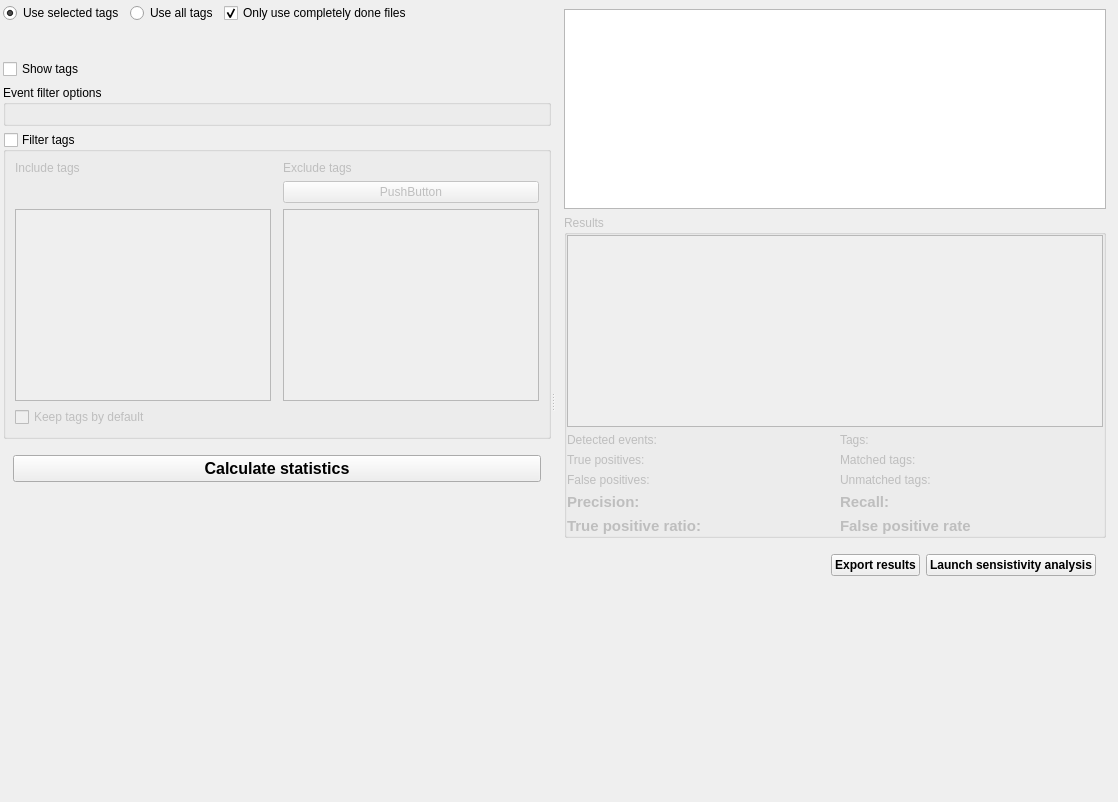
This is src/gui/widgets/analysis/ui/detection_evaluator.ui in Vin985/ecosongs as Qt 5 draws it before an edit. The edited form follows.
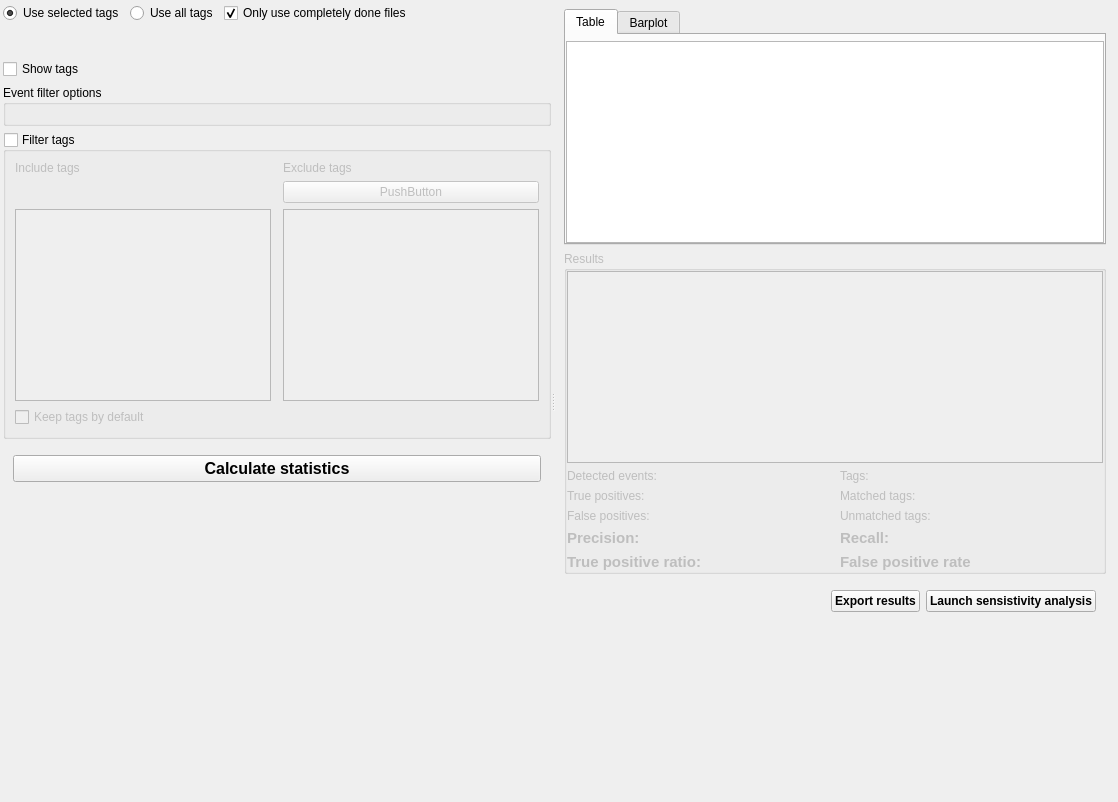
This is the edited form. The open tabs and pages were chosen to show the change. Custom widgets are drawn as their Qt base class.

Commit message: added barplot to show tag counts

```diff
--- a/src/gui/widgets/analysis/ui/detection_evaluator.ui
+++ b/src/gui/widgets/analysis/ui/detection_evaluator.ui
@@ -330,6 +330,28 @@
         <item>
          <layout class="QVBoxLayout" name="verticalLayout_6">
           <item>
+           <widget class="QTabWidget" name="explore_tabs">
+            <property name="currentIndex">
+             <number>1</number>
+            </property>
+            <widget class="QWidget" name="table_tab">
+             <attribute name="title">
+              <string>Table</string>
+             </attribute>
+             <layout class="QVBoxLayout" name="verticalLayout_4">
+              <property name="leftMargin">
+               <number>0</number>
+              </property>
+              <property name="topMargin">
+               <number>6</number>
+              </property>
+              <property name="rightMargin">
+               <number>0</number>
+              </property>
+              <property name="bottomMargin">
+               <number>0</number>
+              </property>
+              <item>
            <widget class="DataFrameTableView" name="table_tags">
             <property name="minimumSize">
              <size>
@@ -340,6 +362,20 @@
             <attribute name="horizontalHeaderStretchLastSection">
              <bool>true</bool>
             </attribute>
+               </widget>
+              </item>
+             </layout>
+            </widget>
+            <widget class="QWidget" name="barplot_tab">
+             <attribute name="title">
+              <string>Barplot</string>
+             </attribute>
+             <layout class="QVBoxLayout" name="plot_layout">
+              <item>
+               <widget class="QWidget" name="plot_widget" native="true"/>
+              </item>
+             </layout>
+            </widget>
            </widget>
           </item>
           <item>
```
Lines whose indentation alone changed are shown as unchanged. The commit also changes 2 other files.
